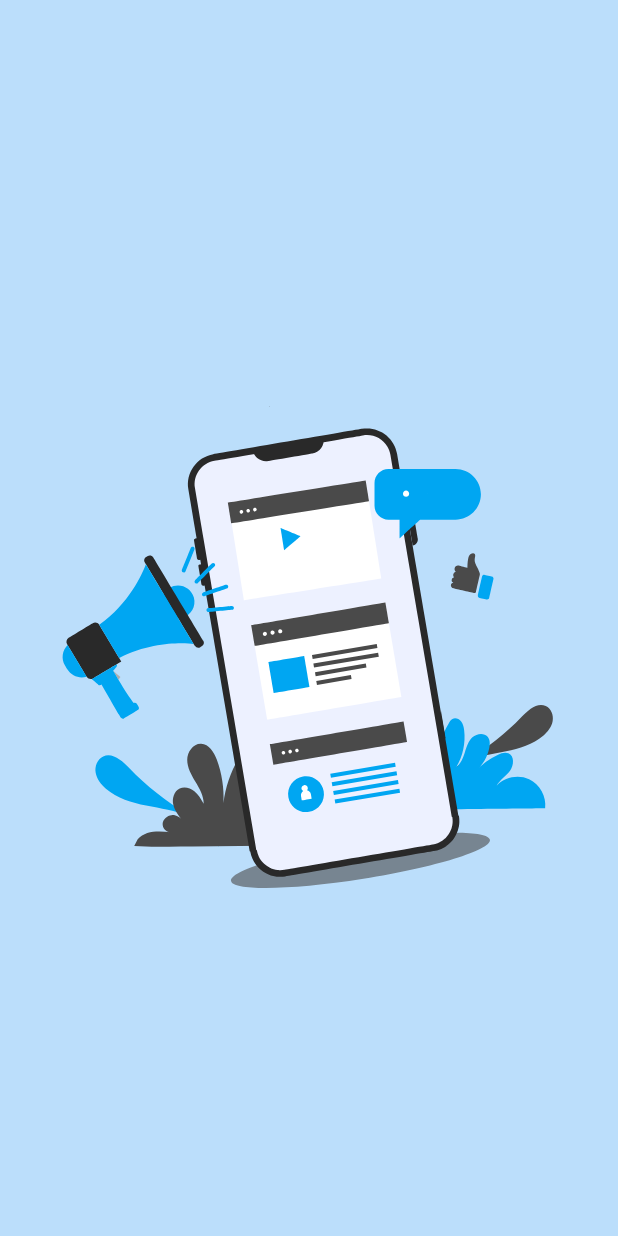
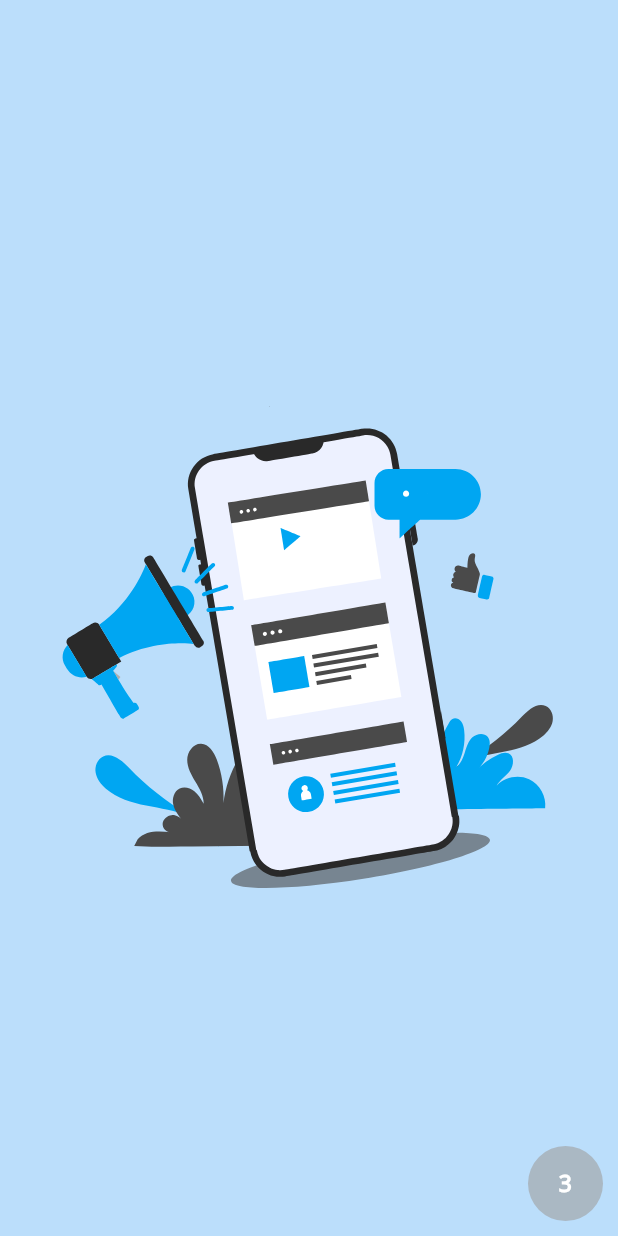
Before and after one commit to ObjectInit/learnflutter, a Flutter app: the first screen one second after launch, on a phone screen of 412 x 824 dp. Run offline on Flutter 3.47's test engine with Material 2 defaults, Android fonts, the phone set to English and light mode, and no system bars; our stand-ins replace lottie.

Commit message:
splashscreen

```diff
--- a/lib/splash_screen.dart
+++ b/lib/splash_screen.dart
@@ -18,6 +18,7 @@ class _SplashScreenState extends State<SplashScreen>
     super.initState();
     _controller =
         AnimationController(vsync: this, duration: const Duration(seconds: 3));
+    ;
   }
 
   @override
@@ -28,7 +29,9 @@ class _SplashScreenState extends State<SplashScreen>
 
   @override
   Widget build(BuildContext context) {
-    return ColoredBox(
+    return Stack(
+      children: [
+        ColoredBox(
             color: Colors.blue[100]!,
             child: Lottie.asset(
               "assets/anim/splashscreen.json",
@@ -37,14 +40,57 @@ class _SplashScreenState extends State<SplashScreen>
               height: double.infinity,
               controller: _controller,
               onLoaded: (p0) {
-            _controller
-                .forward()
-                .whenComplete(() => Navigator.pushReplacement(context, MaterialPageRoute(
+                _controller.forward()
+                    // .whenComplete(
+                    //     () => Navigator.pushReplacement(context, MaterialPageRoute(
+                    //           builder: (context) {
+                    //             return const HomePage();
+                    //           },
+                    //         )))
+                    ;
+              },
+            )),
+        Positioned(
+            right: 10,
+            bottom: 10,
+            child: SizedBox(
+              width: 50,
+              height: 50,
+              child: DecoratedBox(
+                decoration: BoxDecoration(
+                  borderRadius: const BorderRadius.all(Radius.circular(30)),
+                  color: Colors.grey.withOpacity(0.6),
+                ),
+                child: Center(
+                  child: AnimatedBuilder(
+                    animation: _controller,
+                    builder: (context, child) {
+                      int p = (_controller.value * 3) ~/ 1;
+                      _controller.duration;
+                      return GestureDetector(
+                        onTapDown: (details) {
+                          if( _controller.isCompleted){
+                              Navigator.pushReplacement(context, MaterialPageRoute(
                               builder: (context) {
                                 return const HomePage();
                               },
-                    )));
-          },
                             ));
                           }
+                        },
+                        child: Text(
+                          _controller.isCompleted ? "跳过" : "${3 - p}",
+                          style: const TextStyle(
+                              decoration: TextDecoration.none,
+                              fontSize: 16,
+                              color: Colors.white),
+                        ),
+                      );
+                    },
+                  ),
+                ),
+              ),
+            ))
+      ],
+    );
   }
+}
--- a/lib/widgets/index.dart
+++ b/lib/widgets/index.dart
@@ -2,6 +2,7 @@ import 'package:flutter/material.dart';
 import 'package:learnflutter/commonwidget/menus_item.dart';
 import 'package:learnflutter/widgets/container/index.dart';
 import 'package:learnflutter/widgets/layout/index.dart';
+
 
 class WidgetsIndex extends StatelessWidget {
   const WidgetsIndex({super.key});
```
Lines whose indentation alone changed are shown as unchanged.
